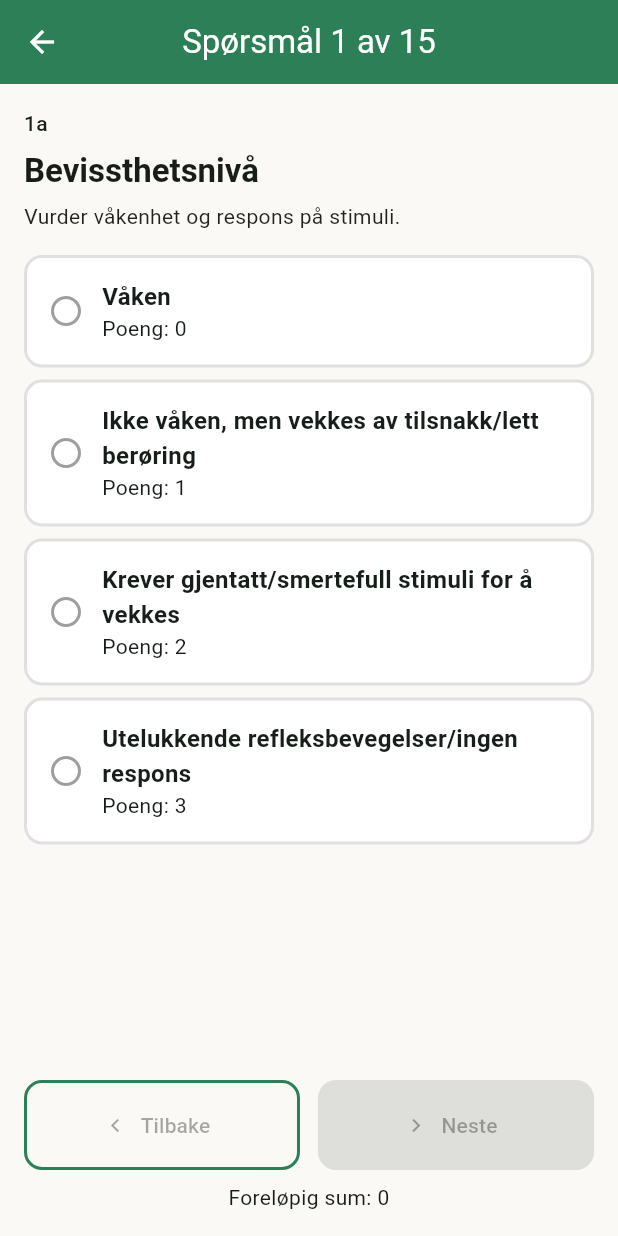
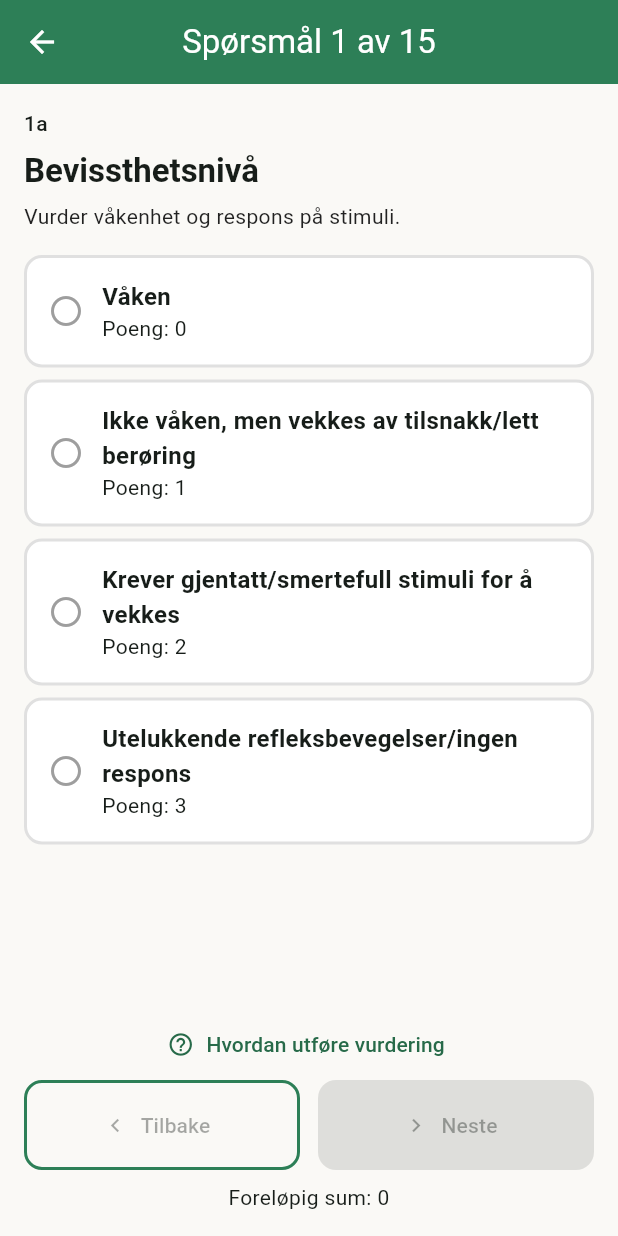
Before and after one commit to its-Syntax/AmbuStroke, a Flutter app: the SurveyView screen opened directly, on a phone screen of 412 x 824 dp. Run offline on Flutter 3.47's test engine with Material 3 defaults, Android fonts, the phone set to English and light mode, and no system bars; our stand-ins replace shared_preferences; accounts and stored records are empty.

Commit message:
Added guidance support

```diff
--- a/lib/core/models/question.dart
+++ b/lib/core/models/question.dart
@@ -4,6 +4,7 @@ class NihssQuestion {
   final String id; // e.g., '1a'
   final String title; // e.g., 'Bevissthetsnivå'
   final String? description;
+  final String? guidance; // Hvordan utføre vurdering
   final List<AnswerOption> options;
 
   const NihssQuestion({
@@ -11,5 +12,6 @@ class NihssQuestion {
     required this.title,
     required this.options,
     this.description,
+    this.guidance,
   });
 }
--- a/lib/data/nihss_questions.dart
+++ b/lib/data/nihss_questions.dart
@@ -6,6 +6,9 @@ const List<NihssQuestion> nihssQuestions = [
     id: '1a',
     title: 'Bevissthetsnivå',
     description: 'Vurder våkenhet og respons på stimuli.',
+    guidance:
+        'Vurder om pasienten er våken og oppmerksom. Hvis ikke, vurder respons på verbal/pågående stimuli og eventuelt smerte. '
+        'Skår etter beste respons. Ikke bruk sedasjon under vurderingen.',
     options: [
       AnswerOption(label: 'Våken', score: 0),
       AnswerOption(label: 'Ikke våken, men vekkes av tilsnakk/lett berøring', score: 1),
@@ -17,6 +20,9 @@ const List<NihssQuestion> nihssQuestions = [
     id: '1b',
     title: 'Spørsmål (måned og alder)',
     description: 'Riktig svar på to enkle spørsmål.',
+    guidance:
+        'Still to enkle spørsmål: nåværende måned og pasientens alder. '
+        'Skår 0 hvis begge riktige, 1 hvis ett riktig, 2 hvis ingen. Ikke gi hint og ikke gjenta mer enn nødvendig.',
     options: [
       AnswerOption(label: 'Begge riktige', score: 0),
       AnswerOption(label: 'Én riktig', score: 1),
@@ -27,6 +33,9 @@ const List<NihssQuestion> nihssQuestions = [
     id: '1c',
     title: 'Kommandoer',
     description: 'Utfør to enkle kommandoer (f.eks. åpne/lukke øyne, knytte/slippe hånd).',
+    guidance:
+        'Gi to enkle kommandoer, for eksempel: “Åpne og lukk øynene” og “Knytt og slipp hånden”. '
+        'Skår etter antall korrekt utførte handlinger uten veiledning eller demonstasjon.',
     options: [
       AnswerOption(label: 'Begge utført korrekt', score: 0),
       AnswerOption(label: 'Én utført korrekt', score: 1),
@@ -37,6 +46,9 @@ const List<NihssQuestion> nihssQuestions = [
     id: '2',
     title: 'Blikk',
     description: 'Beste blikkretning.',
+    guidance:
+        'Undersøk spontan blikkstilling og evne til lateral blikkdevisjon. '
+        'Vurder for parese eller tvangsdeviasjon. Skår etter beste blikkbevegelse.',
     options: [
       AnswerOption(label: 'Normal', score: 0),
       AnswerOption(label: 'Delvis blikkparese', score: 1),
@@ -47,6 +59,9 @@ const List<NihssQuestion> nihssQuestions = [
     id: '3',
     title: 'Synsfelt',
     description: 'Undersøk kvadranter for hemianopsi.',
+    guidance:
+        'Test synsfelt ved konfrontasjon: be pasienten se på din nese og angi når de ser fingre i perifert syn. '
+        'Skår basert på tap i kvadranter/halvfelt. Ved blindhet skåres 3.',
     options: [
       AnswerOption(label: 'Normal', score: 0),
       AnswerOption(label: 'Delvis hemianopsi', score: 1),
@@ -57,6 +72,9 @@ const List<NihssQuestion> nihssQuestions = [
   NihssQuestion(
     id: '4',
     title: 'Ansiktslammelse',
+    guidance:
+        'Be pasienten vise tenner, løfte øyenbryn og knipe øyne. '
+        'Vurder asymmetri og graden av parese i ansiktet.',
     options: [
       AnswerOption(label: 'Normal', score: 0),
       AnswerOption(label: 'Mild (nasolabial flatning)', score: 1),
@@ -68,6 +86,9 @@ const List<NihssQuestion> nihssQuestions = [
     id: '5a',
     title: 'Motorikk arm – venstre',
     description: 'Hold armen 10 sek. i 90° (sittende) eller 45° (liggende).',
+    guidance:
+        'Be pasienten løfte venstre arm til 90° (sittende) eller 45° (liggende) i 10 sekunder. '
+        'Skår drift, ikke motstand mot tyngdekraft hvis ikke holdes.',
     options: [
       AnswerOption(label: 'Ingen drift', score: 0),
       AnswerOption(label: 'Drift < 10 sek', score: 1),
@@ -80,6 +101,8 @@ const List<NihssQuestion> nihssQuestions = [
     id: '5b',
     title: 'Motorikk arm – høyre',
     description: 'Hold armen 10 sek. i 90° (sittende) eller 45° (liggende).',
+    guidance:
+        'Samme som 5a for høyre arm. Skår etter tydelig drift innen 10 sekunder eller manglende bevegelse.',
     options: [
       AnswerOption(label: 'Ingen drift', score: 0),
       AnswerOption(label: 'Drift < 10 sek', score: 1),
@@ -92,6 +115,9 @@ const List<NihssQuestion> nihssQuestions = [
     id: '6a',
     title: 'Motorikk ben – venstre',
     description: 'Hold benet 5 sek. i 30° (liggende).',
+    guidance:
+        'Be pasienten løfte venstre ben 30° i 5 sekunder (liggende). '
+        'Skår drift eller manglende evne til å holde benet løftet.',
     options: [
       AnswerOption(label: 'Ingen drift', score: 0),
       AnswerOption(label: 'Drift < 5 sek', score: 1),
@@ -104,6 +130,7 @@ const List<NihssQuestion> nihssQuestions = [
     id: '6b',
     title: 'Motorikk ben – høyre',
     description: 'Hold benet 5 sek. i 30° (liggende).',
+    guidance: 'Som 6a for høyre ben.',
     options: [
       AnswerOption(label: 'Ingen drift', score: 0),
       AnswerOption(label: 'Drift < 5 sek', score: 1),
@@ -115,6 +142,9 @@ const List<NihssQuestion> nihssQuestions = [
   NihssQuestion(
     id: '7',
     title: 'Ataksi (lemmer)',
+    guidance:
+        'Test finger-til-nese og hæl-til-kne for koordinasjon. '
+        'Skår kun cerebellær ataksi, ikke svakhet eller sensorisk svikt.',
     options: [
       AnswerOption(label: 'Ingen', score: 0),
       AnswerOption(label: 'I én ekstremitet', score: 1),
@@ -124,6 +154,9 @@ const List<NihssQuestion> nihssQuestions = [
   NihssQuestion(
     id: '8',
     title: 'Sensibilitet',
+    guidance:
+        'Test respons på lett berøring og/eller pinprick på begge sider av kroppen. '
+        'Skår for redusert eller fraværende følelse. Unngå å overtolke smerterespons.',
     options: [
       AnswerOption(label: 'Normal', score: 0),
       AnswerOption(label: 'Lett-moderat nedsatt', score: 1),
@@ -133,6 +166,9 @@ const List<NihssQuestion> nihssQuestions = [
   NihssQuestion(
     id: '9',
     title: 'Språk (afasi)',
+    guidance:
+        'Vurder forståelse, benevning, repetisjon og spontan tale. '
+        'Bruk enkle oppgaver. Skår etter grad av afasi, ikke dysartri.',
     options: [
       AnswerOption(label: 'Normal', score: 0),
       AnswerOption(label: 'Mild-moderat afasi', score: 1),
@@ -143,6 +179,9 @@ const List<NihssQuestion> nihssQuestions = [
   NihssQuestion(
     id: '10',
     title: 'Dysartri (tale)',
+    guidance:
+        'Vurder uttale ved å la pasienten lese/ gjenta ord eller fraser. '
+        'Skår for utydelig tale pga. motorisk talevanske, ikke afasi.',
     options: [
       AnswerOption(label: 'Normal', score: 0),
       AnswerOption(label: 'Mild-moderat dysartri', score: 1),
@@ -152,6 +191,9 @@ const List<NihssQuestion> nihssQuestions = [
   NihssQuestion(
     id: '11',
     title: 'Neglekt (ekstinksjon/uvraksomhet)',
+    guidance:
+        'Test simultan stimulering på begge sider (berøring/syn/hørsel). '
+        'Skår hvis pasienten ignorerer stimuli på affisert side ved samtidig stimulering.',
     options: [
       AnswerOption(label: 'Ingen', score: 0),
       AnswerOption(label: 'Delvis', score: 1),
--- a/lib/views/survey_view.dart
+++ b/lib/views/survey_view.dart
@@ -107,6 +107,25 @@ class _SurveyViewState extends State<SurveyView> {
               ),
             ),
             const SizedBox(height: 8),
+            Center(
+              child: TextButton.icon(
+                onPressed: () {
+                  final text = q.guidance ?? 'Ingen veiledning tilgjengelig for dette punktet.';
+                  showDialog(
+                    context: context,
+                    builder: (ctx) => AlertDialog(
+                      title: Text('Hvordan utføre vurdering – ${q.id}'),
+                      content: SingleChildScrollView(child: Text(text)),
+                      actions: [
+                        TextButton(onPressed: () => Navigator.of(ctx).pop(), child: const Text('Lukk')),
+                      ],
+                    ),
+                  );
+                },
+                icon: const Icon(Icons.help_outline),
+                label: const Text('Hvordan utføre vurdering'),
+              ),
+            ),
             Row(
               children: [
                 Expanded(
```
